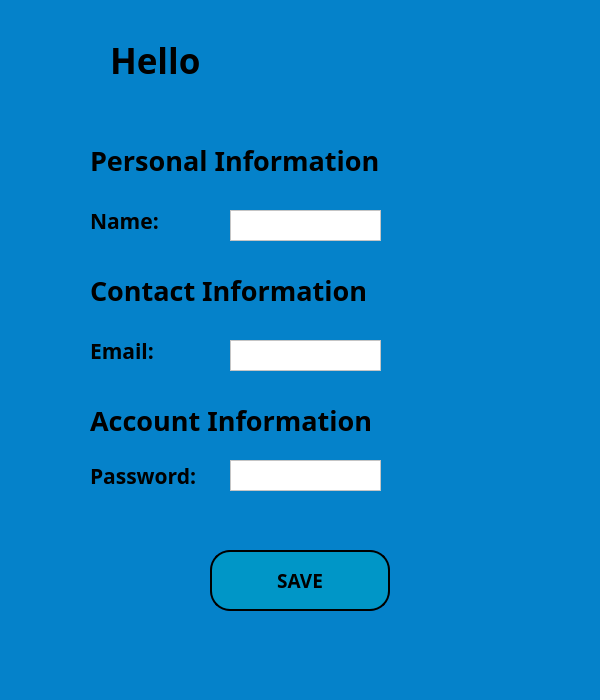
melikkekaya/BankingApp_SQL, file customer_edit_window.ui: the form before one commit.
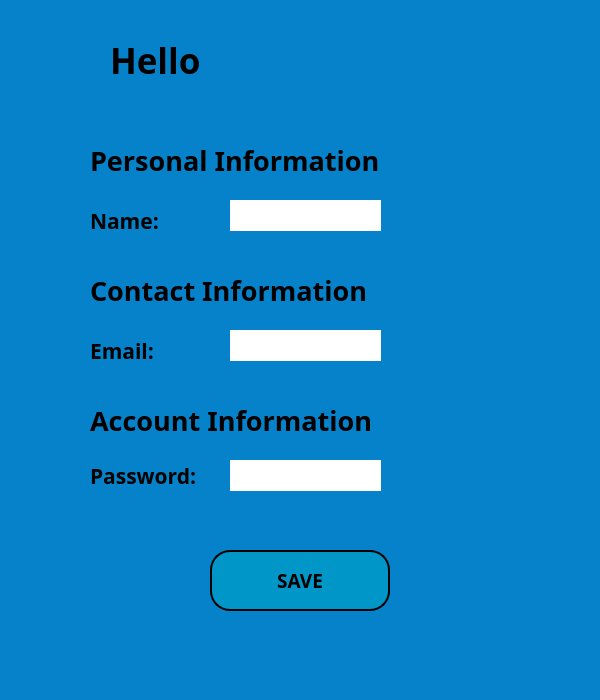
The form after the commit.

Commit message:
Revert "update customer_edit_window.ui sümeyra"
This reverts commit 8cedc9893e260e79a004402bd7c407f3b00e4eb3.

```diff
--- a/customer_edit_window.ui
+++ b/customer_edit_window.ui
@@ -93,6 +93,22 @@
      <string>Name:</string>
     </property>
    </widget>
+   <widget class="QLabel" name="cseditwdw_lbl_CSname_show">
+    <property name="geometry">
+     <rect>
+      <x>230</x>
+      <y>200</y>
+      <width>151</width>
+      <height>31</height>
+     </rect>
+    </property>
+    <property name="styleSheet">
+     <string notr="true">background-color: rgb(255, 255, 255);</string>
+    </property>
+    <property name="text">
+     <string/>
+    </property>
+   </widget>
    <widget class="QLabel" name="cseditwdw_lbl_headingCntc">
     <property name="geometry">
      <rect>
@@ -135,6 +151,22 @@
      <string>Email:</string>
     </property>
    </widget>
+   <widget class="QLabel" name="cseditwdw_lbl_CSemail_show">
+    <property name="geometry">
+     <rect>
+      <x>230</x>
+      <y>330</y>
+      <width>151</width>
+      <height>31</height>
+     </rect>
+    </property>
+    <property name="styleSheet">
+     <string notr="true">background-color: rgb(255, 255, 255);</string>
+    </property>
+    <property name="text">
+     <string/>
+    </property>
+   </widget>
    <widget class="QLabel" name="cseditwdw_lbl_headingAcc">
     <property name="geometry">
      <rect>
@@ -177,6 +209,22 @@
      <string>Password:</string>
     </property>
    </widget>
+   <widget class="QLabel" name="cseditwdw_lbl_CSpassword_show">
+    <property name="geometry">
+     <rect>
+      <x>230</x>
+      <y>460</y>
+      <width>151</width>
+      <height>31</height>
+     </rect>
+    </property>
+    <property name="styleSheet">
+     <string notr="true">background-color: rgb(255, 255, 255);</string>
+    </property>
+    <property name="text">
+     <string/>
+    </property>
+   </widget>
    <widget class="QPushButton" name="cseditwdw_btn_save">
     <property name="geometry">
      <rect>
@@ -215,45 +263,6 @@
      <string>SAVE</string>
     </property>
    </widget>
-   <widget class="QPlainTextEdit" name="cseditwdw_plntxt_CSname_show">
-    <property name="geometry">
-     <rect>
-      <x>230</x>
-      <y>210</y>
-      <width>151</width>
-      <height>31</height>
-     </rect>
-    </property>
-    <property name="styleSheet">
-     <string notr="true">background-color: rgb(255, 255, 255);</string>
-    </property>
-   </widget>
-   <widget class="QPlainTextEdit" name="cseditwdw_plntxt_CSemail_show">
-    <property name="geometry">
-     <rect>
-      <x>230</x>
-      <y>340</y>
-      <width>151</width>
-      <height>31</height>
-     </rect>
-    </property>
-    <property name="styleSheet">
-     <string notr="true">background-color: rgb(255, 255, 255);</string>
-    </property>
-   </widget>
-   <widget class="QPlainTextEdit" name="cseditwdw_plntxt_CSpassword_show">
-    <property name="geometry">
-     <rect>
-      <x>230</x>
-      <y>460</y>
-      <width>151</width>
-      <height>31</height>
-     </rect>
-    </property>
-    <property name="styleSheet">
-     <string notr="true">background-color: rgb(255, 255, 255);</string>
-    </property>
-   </widget>
   </widget>
   <widget class="QStatusBar" name="statusbar"/>
  </widget>
```
The commit also changes 1 other file.
